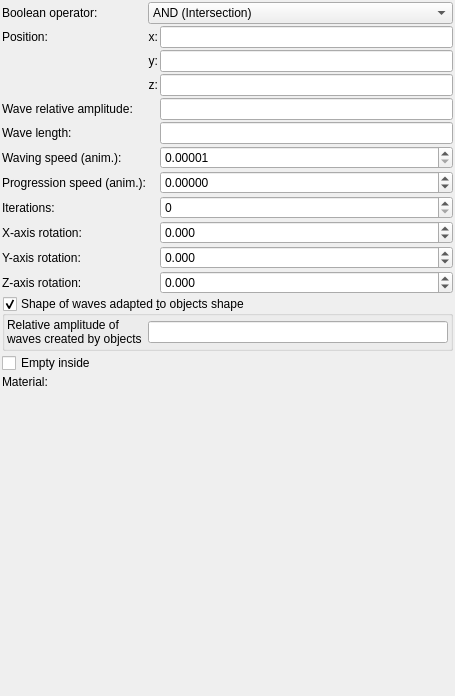
Before: the Qt Designer form mandelbulber2/formula/ui/primitive_water.ui in buddhi1980/mandelbulber2, drawn with Qt 5.
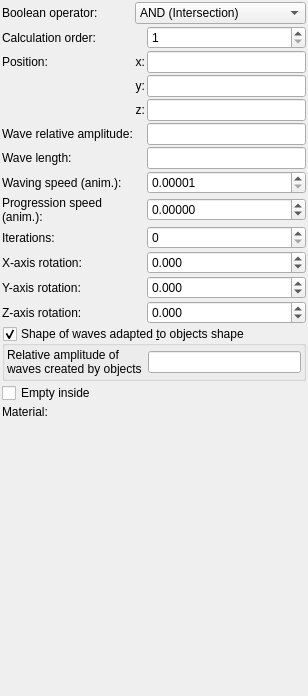
After: the same form once the commit is applied. Custom widgets are drawn as their Qt base class.

Commit message: Added caclucation order parameter for booleans. Increased speed of loading thumbnals by disablind CalculateDistanceFrompoint when it is not needed

```diff
--- a/mandelbulber2/formula/ui/primitive_water.ui
+++ b/mandelbulber2/formula/ui/primitive_water.ui
@@ -6,7 +6,7 @@
    <rect>
     <x>0</x>
     <y>0</y>
-    <width>455</width>
+    <width>308</width>
     <height>696</height>
    </rect>
   </property>
@@ -34,7 +34,7 @@
      <property name="spacing">
       <number>2</number>
      </property>
-     <item row="5" column="2">
+     <item row="6" column="2">
       <widget class="MyLineEdit" name="logedit_length">
        <property name="sizePolicy">
         <sizepolicy hsizetype="Expanding" vsizetype="Maximum">
@@ -44,7 +44,7 @@
        </property>
       </widget>
      </item>
-     <item row="12" column="0" colspan="3">
+     <item row="13" column="0" colspan="3">
       <widget class="MyGroupBox" name="groupCheck_wave_from_objects_enable">
        <property name="title">
         <string>Shape of waves adapted &amp;to objects shape</string>
@@ -92,21 +92,27 @@
        </layout>
       </widget>
      </item>
-     <item row="11" column="0">
+     <item row="12" column="0">
       <widget class="QLabel" name="label_15">
        <property name="text">
         <string>Z-axis rotation:</string>
        </property>
+       <property name="wordWrap">
+        <bool>true</bool>
+       </property>
       </widget>
      </item>
-     <item row="5" column="0">
+     <item row="6" column="0">
       <widget class="QLabel" name="label_16">
        <property name="text">
         <string>Wave length:</string>
        </property>
+       <property name="wordWrap">
+        <bool>true</bool>
+       </property>
       </widget>
      </item>
-     <item row="1" column="1">
+     <item row="2" column="1">
       <widget class="QLabel" name="label_11">
        <property name="text">
         <string>x:</string>
@@ -116,7 +122,7 @@
        </property>
       </widget>
      </item>
-     <item row="3" column="2">
+     <item row="4" column="2">
       <widget class="MyLineEdit" name="vect3_position_z">
        <property name="sizePolicy">
         <sizepolicy hsizetype="Expanding" vsizetype="Maximum">
@@ -126,7 +132,7 @@
        </property>
       </widget>
      </item>
-     <item row="10" column="2">
+     <item row="11" column="2">
       <widget class="MyDoubleSpinBox" name="spinboxd3_rotation_y">
        <property name="sizePolicy">
         <sizepolicy hsizetype="Minimum" vsizetype="Maximum">
@@ -154,14 +160,14 @@
        </property>
       </widget>
      </item>
-     <item row="14" column="0">
+     <item row="15" column="0">
       <widget class="QLabel" name="label_21">
        <property name="text">
         <string>Material:</string>
        </property>
       </widget>
      </item>
-     <item row="4" column="2">
+     <item row="5" column="2">
       <widget class="MyLineEdit" name="logedit_relative_amplitude">
        <property name="sizePolicy">
         <sizepolicy hsizetype="Expanding" vsizetype="Maximum">
@@ -171,14 +177,17 @@
        </property>
       </widget>
      </item>
-     <item row="9" column="0">
+     <item row="10" column="0">
       <widget class="QLabel" name="label_8">
        <property name="text">
         <string>X-axis rotation:</string>
        </property>
+       <property name="wordWrap">
+        <bool>true</bool>
+       </property>
       </widget>
      </item>
-     <item row="11" column="2">
+     <item row="12" column="2">
       <widget class="MyDoubleSpinBox" name="spinboxd3_rotation_z">
        <property name="sizePolicy">
         <sizepolicy hsizetype="Minimum" vsizetype="Maximum">
@@ -206,14 +215,14 @@
        </property>
       </widget>
      </item>
-     <item row="1" column="0">
+     <item row="2" column="0">
       <widget class="QLabel" name="label_10">
        <property name="text">
         <string>Position:</string>
        </property>
       </widget>
      </item>
-     <item row="13" column="0" colspan="3">
+     <item row="14" column="0" colspan="3">
       <widget class="MyCheckBox" name="checkBox_empty">
        <property name="sizePolicy">
         <sizepolicy hsizetype="Minimum" vsizetype="Maximum">
@@ -226,21 +235,27 @@
        </property>
       </widget>
      </item>
-     <item row="7" column="0">
+     <item row="8" column="0">
       <widget class="QLabel" name="label_22">
        <property name="text">
         <string>Progression speed (anim.):</string>
        </property>
+       <property name="wordWrap">
+        <bool>true</bool>
+       </property>
       </widget>
      </item>
-     <item row="6" column="0">
+     <item row="7" column="0">
       <widget class="QLabel" name="label_20">
        <property name="text">
         <string>Waving speed (anim.):</string>
        </property>
+       <property name="wordWrap">
+        <bool>true</bool>
+       </property>
       </widget>
      </item>
-     <item row="8" column="2">
+     <item row="9" column="2">
       <widget class="MySpinBox" name="spinboxInt_iterations">
        <property name="sizePolicy">
         <sizepolicy hsizetype="Minimum" vsizetype="Maximum">
@@ -253,7 +268,7 @@
        </property>
       </widget>
      </item>
-     <item row="9" column="2">
+     <item row="10" column="2">
       <widget class="MyDoubleSpinBox" name="spinboxd3_rotation_x">
        <property name="sizePolicy">
         <sizepolicy hsizetype="Minimum" vsizetype="Maximum">
@@ -281,7 +296,7 @@
        </property>
       </widget>
      </item>
-     <item row="2" column="1">
+     <item row="3" column="1">
       <widget class="QLabel" name="label_12">
        <property name="text">
         <string>y:</string>
@@ -291,7 +306,7 @@
        </property>
       </widget>
      </item>
-     <item row="14" column="1" colspan="2">
+     <item row="15" column="1" colspan="2">
       <widget class="cMaterialSelector" name="materialselector_material_id" native="true">
        <property name="sizePolicy">
         <sizepolicy hsizetype="Preferred" vsizetype="Minimum">
@@ -301,14 +316,17 @@
        </property>
       </widget>
      </item>
-     <item row="8" column="0">
+     <item row="9" column="0">
       <widget class="QLabel" name="label_17">
        <property name="text">
         <string>Iterations:</string>
        </property>
+       <property name="wordWrap">
+        <bool>true</bool>
+       </property>
       </widget>
      </item>
-     <item row="7" column="2">
+     <item row="8" column="2">
       <widget class="MyDoubleSpinBox" name="spinbox_anim_progression_speed">
        <property name="sizePolicy">
         <sizepolicy hsizetype="Minimum" vsizetype="Maximum">
@@ -336,7 +354,7 @@
        </property>
       </widget>
      </item>
-     <item row="1" column="2">
+     <item row="2" column="2">
       <widget class="MyLineEdit" name="vect3_position_x">
        <property name="sizePolicy">
         <sizepolicy hsizetype="Expanding" vsizetype="Maximum">
@@ -346,7 +364,7 @@
        </property>
       </widget>
      </item>
-     <item row="3" column="1">
+     <item row="4" column="1">
       <widget class="QLabel" name="label_13">
        <property name="text">
         <string>z:</string>
@@ -356,7 +374,7 @@
        </property>
       </widget>
      </item>
-     <item row="4" column="0">
+     <item row="5" column="0">
       <widget class="QLabel" name="label_14">
        <property name="text">
         <string>Wave relative amplitude:</string>
@@ -366,7 +384,7 @@
        </property>
       </widget>
      </item>
-     <item row="2" column="2">
+     <item row="3" column="2">
       <widget class="MyLineEdit" name="vect3_position_y">
        <property name="sizePolicy">
         <sizepolicy hsizetype="Expanding" vsizetype="Maximum">
@@ -376,7 +394,7 @@
        </property>
       </widget>
      </item>
-     <item row="6" column="2">
+     <item row="7" column="2">
       <widget class="MyDoubleSpinBox" name="spinbox_anim_speed">
        <property name="sizePolicy">
         <sizepolicy hsizetype="Minimum" vsizetype="Maximum">
@@ -404,11 +422,14 @@
        </property>
       </widget>
      </item>
-     <item row="10" column="0">
+     <item row="11" column="0">
       <widget class="QLabel" name="label_9">
        <property name="text">
         <string>Y-axis rotation:</string>
        </property>
+       <property name="wordWrap">
+        <bool>true</bool>
+       </property>
       </widget>
      </item>
      <item row="0" column="0">
@@ -454,6 +475,35 @@
        </item>
       </widget>
      </item>
+     <item row="1" column="0">
+      <widget class="QLabel" name="label_24">
+       <property name="text">
+        <string>Calculation order:</string>
+       </property>
+       <property name="wordWrap">
+        <bool>true</bool>
+       </property>
+      </widget>
+     </item>
+     <item row="1" column="2">
+      <widget class="MySpinBox" name="spinboxInt_calculation_order">
+       <property name="sizePolicy">
+        <sizepolicy hsizetype="Minimum" vsizetype="Maximum">
+         <horstretch>0</horstretch>
+         <verstretch>0</verstretch>
+        </sizepolicy>
+       </property>
+       <property name="toolTip">
+        <string>&lt;html&gt;&lt;head/&gt;&lt;body&gt;&lt;p&gt;Order of calculation boolean operators. Object with lower number will be calculated first.&lt;/p&gt;&lt;/body&gt;&lt;/html&gt;</string>
+       </property>
+       <property name="minimum">
+        <number>1</number>
+       </property>
+       <property name="maximum">
+        <number>9999</number>
+       </property>
+      </widget>
+     </item>
     </layout>
    </item>
    <item>
```
Left out of the diff: 3 changed lines with no effect on the pictures. The commit also changes 13 other files.
